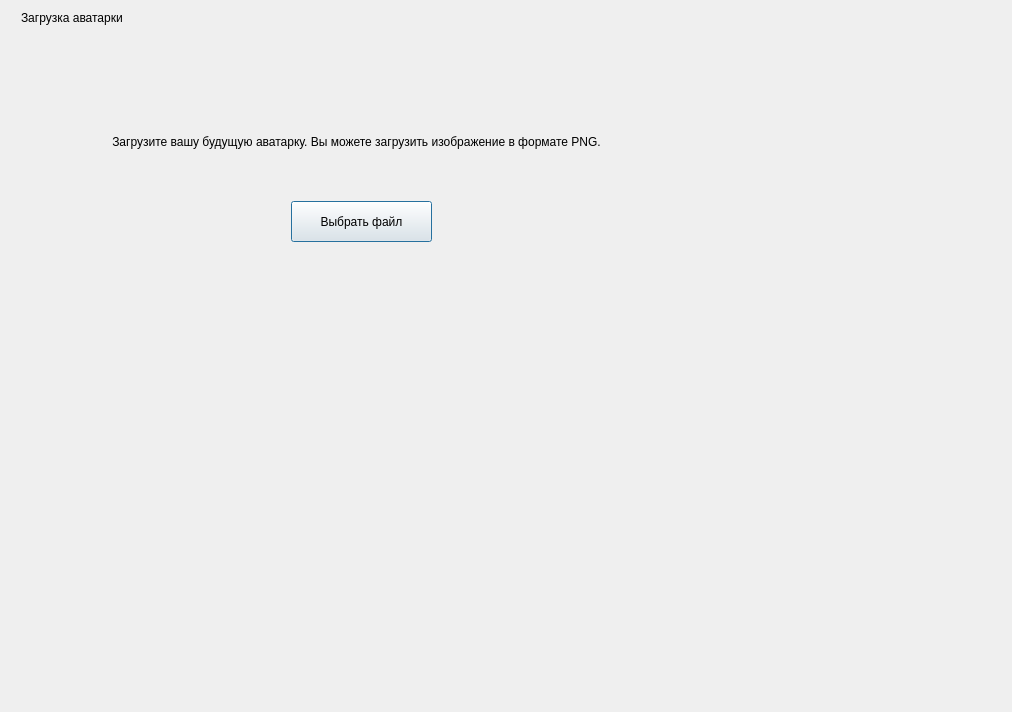
First picture: the form in ui/avatareditor.ui, repository Korostast/chat-database-project, before the edit.
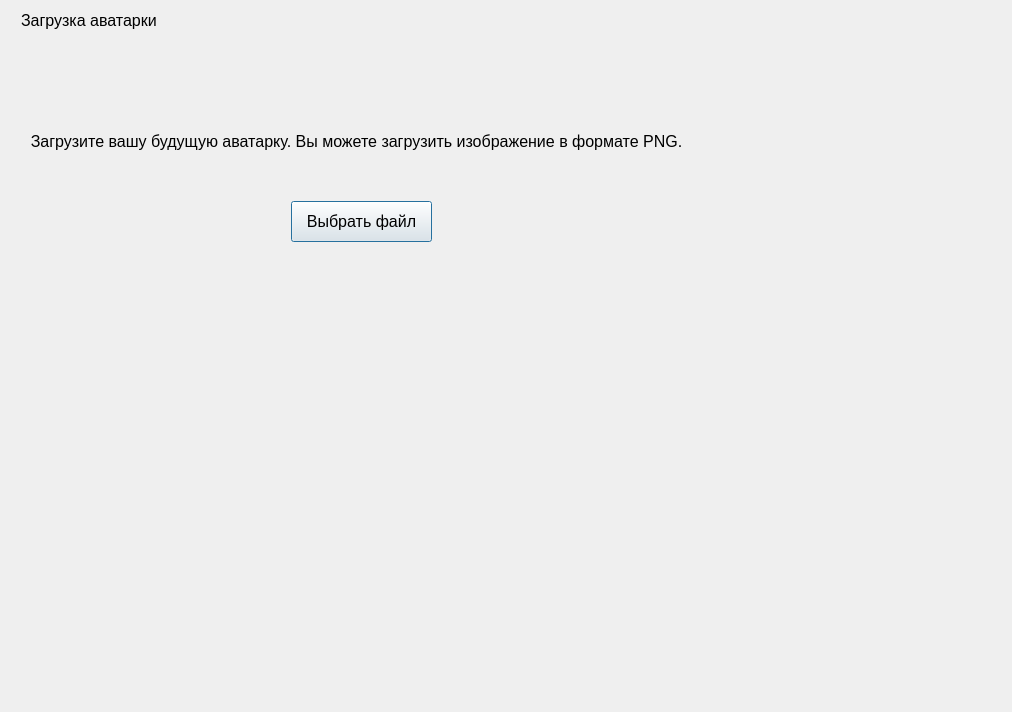
Second picture: the form after the edit. The open tabs and pages were chosen to show the change. Custom widgets are drawn as their Qt base class.

Commit message: Added style sheet. New fonts. New icons. Fixed bugs.

```diff
--- a/ui/avatareditor.ui
+++ b/ui/avatareditor.ui
@@ -59,6 +59,11 @@
         </property>
         <item alignment="Qt::AlignLeft|Qt::AlignTop">
          <widget class="QLabel" name="label_4">
+          <property name="font">
+           <font>
+            <pointsize>12</pointsize>
+           </font>
+          </property>
           <property name="text">
            <string>Загрузка аватарки</string>
           </property>
@@ -75,6 +80,11 @@
          <height>81</height>
         </rect>
        </property>
+       <property name="font">
+        <font>
+         <pointsize>12</pointsize>
+        </font>
+       </property>
        <property name="text">
         <string>Загрузите вашу будущую аватарку. Вы можете загрузить изображение в формате PNG.</string>
        </property>
@@ -97,6 +107,11 @@
          <height>41</height>
         </rect>
        </property>
+       <property name="font">
+        <font>
+         <pointsize>12</pointsize>
+        </font>
+       </property>
        <property name="text">
         <string>Выбрать файл</string>
        </property>
```
Left out of the diff: 5 changed lines with no effect on the pictures. The commit also changes 22 other files.
